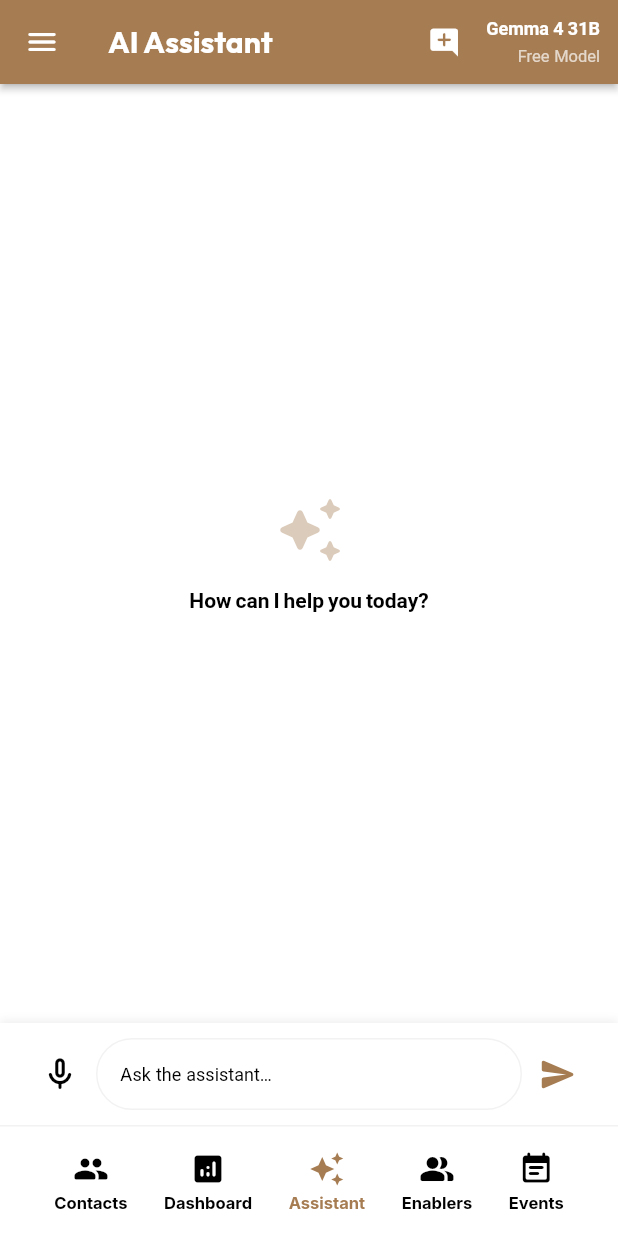
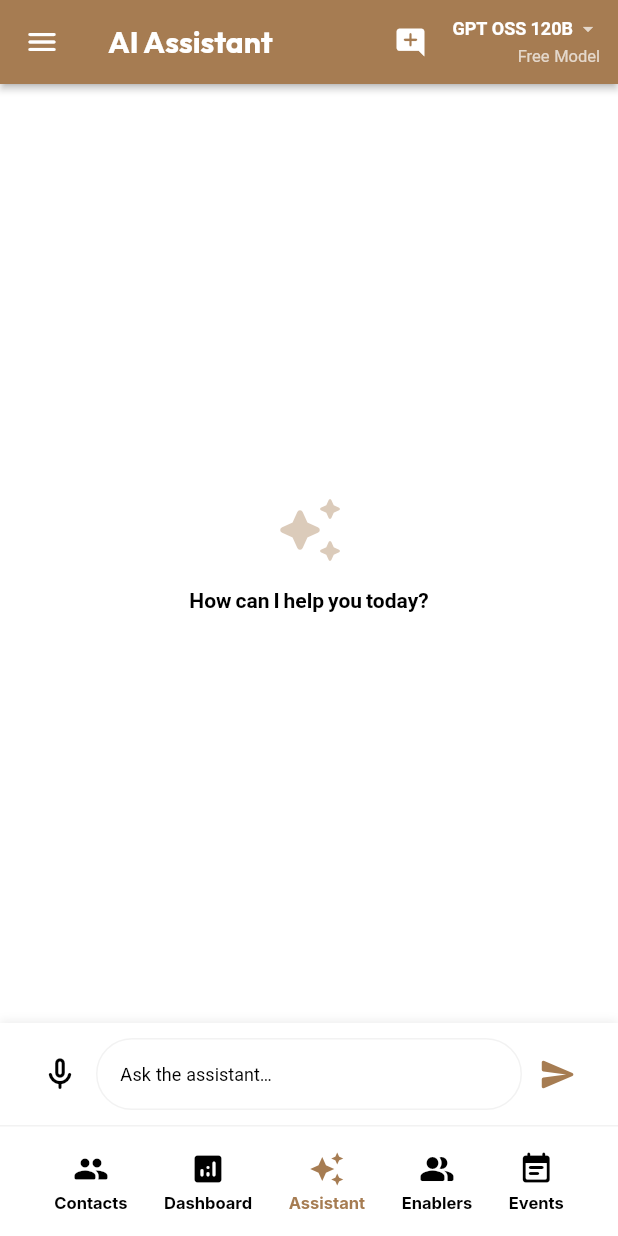
Before and after one commit to dilipkn007/autodialer, a Flutter app: the AiAssistantWidget screen opened by its route, in the side drawer, after a tap on the "send" icon, on a phone screen of 412 x 824 dp. Run offline on Flutter 3.47's test engine with Material 3 defaults, Android fonts, the phone set to English and light mode, and no system bars; our stand-ins replace auto_size_text, csv, dropdown_button2, file_picker, fl_chart, flutter_markdown and 11 more; missing offline and left inert: flutter_phone_direct_caller, json_path, markdown, openai_dart; accounts and stored records are empty; statements that could not run were skipped.

Commit message:
feat: add model selector and human-readable rate limit error handling to AI assistant

```diff
--- a/lib/ai_assistant/ai_assistant_widget.dart
+++ b/lib/ai_assistant/ai_assistant_widget.dart
@@ -301,9 +301,16 @@ class _AiAssistantWidgetState extends State<AiAssistantWidget> {
       // Refresh session list so title/timestamp update in the drawer
       _loadSessions();
     } catch (e) {
+      String errMsg = e.toString();
+      if (errMsg.contains('429') ||
+          errMsg.contains('RESOURCE_EXHAUSTED') ||
+          errMsg.contains('exceeded your current quota') ||
+          errMsg.contains('rate limit')) {
+        errMsg = 'Rate limit exceeded. Please wait a few seconds before trying again.';
+      }
       setState(() {
         _messages
-            .add(ChatMessage(text: '⚠️ Error: ${e.toString()}', isUser: false));
+            .add(ChatMessage(text: '⚠️ Error: $errMsg', isUser: false));
       });
     } finally {
       setState(() => _isProcessing = false);
@@ -373,11 +380,35 @@ class _AiAssistantWidgetState extends State<AiAssistantWidget> {
                 tooltip: 'New Chat',
               ),
             ),
-            Padding(
+            PopupMenuButton<String>(
+              onSelected: (modelId) async {
+                setState(() {
+                  AiAssistantService.instance.setActiveModel(modelId);
+                });
+                _updateQuota();
+              },
+              itemBuilder: (context) => [
+                const PopupMenuItem(
+                  value: 'openai/gpt-oss-120b:free',
+                  child: Text('GPT OSS 120B (Free)'),
+                ),
+                const PopupMenuItem(
+                  value: 'meta-llama/llama-3.3-70b-instruct:free',
+                  child: Text('Llama 3.3 70B (Free)'),
+                ),
+                const PopupMenuItem(
+                  value: 'google/gemma-4-31b-it:free',
+                  child: Text('Gemma 4 31B (Free)'),
+                ),
+              ],
+              child: Padding(
                 padding: const EdgeInsetsDirectional.fromSTEB(0, 4, 12, 4),
                 child: Column(
                   mainAxisAlignment: MainAxisAlignment.center,
                   crossAxisAlignment: CrossAxisAlignment.end,
+                  children: [
+                    Row(
+                      mainAxisSize: MainAxisSize.min,
                       children: [
                         Text(
                           AiAssistantService.instance.activeModelName,
@@ -387,6 +418,14 @@ class _AiAssistantWidgetState extends State<AiAssistantWidget> {
                                 fontSize: 12.0,
                                 fontWeight: FontWeight.bold,
                               ),
+                        ),
+                        const SizedBox(width: 2),
+                        const Icon(
+                          Icons.arrow_drop_down,
+                          color: Colors.white70,
+                          size: 16,
+                        ),
+                      ],
                     ),
                     const SizedBox(height: 2),
                     Text(
@@ -400,6 +439,7 @@ class _AiAssistantWidgetState extends State<AiAssistantWidget> {
                           ),
                     ),
                   ],
+                ),
               ),
             ),
           ],
--- a/lib/services/ai_assistant_service.dart
+++ b/lib/services/ai_assistant_service.dart
@@ -4,6 +4,7 @@ import 'package:flutter/foundation.dart';
 import 'package:openai_dart/openai_dart.dart' hide ChatMessage;
 import 'package:openai_dart/openai_dart.dart' as oa show ChatMessage;
 import 'package:supabase_flutter/supabase_flutter.dart';
+import 'package:shared_preferences/shared_preferences.dart';
 
 // ─────────────────────────────────────────────────────────────────────────────
 // Constants
@@ -12,7 +13,7 @@ import 'package:supabase_flutter/supabase_flutter.dart';
 /// Maximum live history turns before compaction kicks in.
 const int _kHistoryLimit = 20;
 
-const String _kOpenRouterModel = 'google/gemma-4-31b-it:free';
+String _kOpenRouterModel = 'openai/gpt-oss-120b:free';
 
 const _kSchema = '''
 TABLE: contact
@@ -397,6 +398,12 @@ class AiAssistantService {
     if (model.contains('google/gemma-4-31b-it')) {
       return 'Gemma 4 31B';
     }
+    if (model.contains('llama-3.3-70b-instruct')) {
+      return 'Llama 3.3 70B';
+    }
+    if (model.contains('openai/gpt-oss-120b')) {
+      return 'GPT OSS 120B';
+    }
     final parts = model.split('/');
     final name = parts.length > 1 ? parts[1] : parts[0];
     final cleanName = name.replaceAll(':free', '').replaceAll('-it', '').replaceAll('-', ' ');
@@ -410,6 +417,15 @@ class AiAssistantService {
 
   bool get isActiveModelFree {
     return _kOpenRouterModel.contains(':free');
+  }
+
+  void setActiveModel(String modelId) {
+    _kOpenRouterModel = modelId;
+    SharedPreferences.getInstance().then((prefs) {
+      prefs.setString('selected_openrouter_model', modelId);
+    }).catchError((e) {
+      debugPrint('Failed to save selected OpenRouter model: $e');
+    });
   }
 
   OpenAIClient? _client;
@@ -445,6 +461,16 @@ class AiAssistantService {
   }
 
   Future<void> initialize(String userUid) async {
+    try {
+      final prefs = await SharedPreferences.getInstance();
+      final savedModel = prefs.getString('selected_openrouter_model');
+      if (savedModel != null && savedModel.isNotEmpty) {
+        _kOpenRouterModel = savedModel;
+      }
+    } catch (e) {
+      debugPrint('Failed to load saved OpenRouter model: $e');
+    }
+
     final apiKey = await _fetchApiKey();
 
     final results = await Future.wait([
@@ -668,10 +694,6 @@ class AiAssistantService {
       final req = ChatCompletionCreateRequest(
           model: _kOpenRouterModel,
           messages: [oa.ChatMessage.user(summaryPrompt)],
-          openRouterProvider: const OpenRouterProviderPreferences(
-            order: ['Google AI Studio'],
-            allowFallbacks: false,
-          ),
       );
       final resp = await _client!.chat.completions.create(req);
       await _updateTokenUsage(resp.usage);
@@ -830,10 +852,6 @@ class AiAssistantService {
             messages: _history,
             tools: tools,
             streamOptions: const StreamOptions(includeUsage: true),
-            openRouterProvider: const OpenRouterProviderPreferences(
-              order: ['Google AI Studio'],
-              allowFallbacks: false,
-            ),
           ),
         );
 
```
Lines whose indentation alone changed are shown as unchanged.
